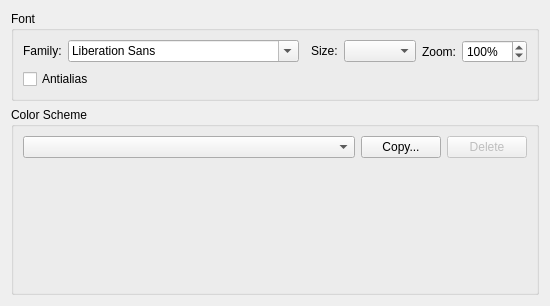
First picture: the form in src/plugins/texteditor/fontsettingspage.ui, repository qt-creator/qt-creator, before the edit.
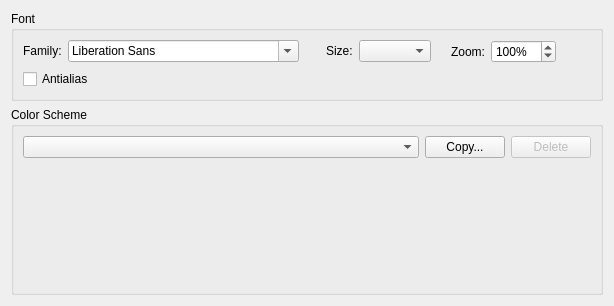
Second picture: the form after the edit. Custom widgets are drawn as their Qt base class.

Commit message:
ColorSchemaEdit: Make layout of color selection dialog cleaner
Add some section headers, make widgets align with more other widgets,
get rid of useless margins and make hiding elements not leave random
amounts of space between elements.

```diff
--- a/src/plugins/texteditor/fontsettingspage.ui
+++ b/src/plugins/texteditor/fontsettingspage.ui
@@ -6,7 +6,7 @@
    <rect>
     <x>0</x>
     <y>0</y>
-    <width>547</width>
+    <width>614</width>
     <height>306</height>
    </rect>
   </property>
@@ -142,10 +142,8 @@
      <property name="title">
       <string>Color Scheme</string>
      </property>
-     <layout class="QVBoxLayout" name="verticalLayout_2">
-      <item>
-       <layout class="QHBoxLayout" name="horizontalLayout">
-        <item>
+     <layout class="QGridLayout" name="gridLayout_2">
+      <item row="0" column="0">
          <widget class="QComboBox" name="schemeComboBox">
           <property name="sizePolicy">
            <sizepolicy hsizetype="Preferred" vsizetype="Fixed">
@@ -155,14 +153,14 @@
           </property>
          </widget>
         </item>
-        <item>
+      <item row="0" column="1">
          <widget class="QPushButton" name="copyButton">
           <property name="text">
            <string>Copy...</string>
           </property>
          </widget>
         </item>
-        <item>
+      <item row="0" column="2">
          <widget class="QPushButton" name="deleteButton">
           <property name="enabled">
            <bool>false</bool>
@@ -172,9 +170,7 @@
           </property>
          </widget>
         </item>
-       </layout>
-      </item>
-      <item>
+      <item row="1" column="0" colspan="3">
        <widget class="TextEditor::Internal::ColorSchemeEdit" name="schemeEdit" native="true">
         <property name="sizePolicy">
          <sizepolicy hsizetype="Preferred" vsizetype="MinimumExpanding">
```
Left out of the diff: 96 changed lines with no effect on the pictures. Lines whose indentation alone changed are shown as unchanged. The commit also changes 3 other files.
